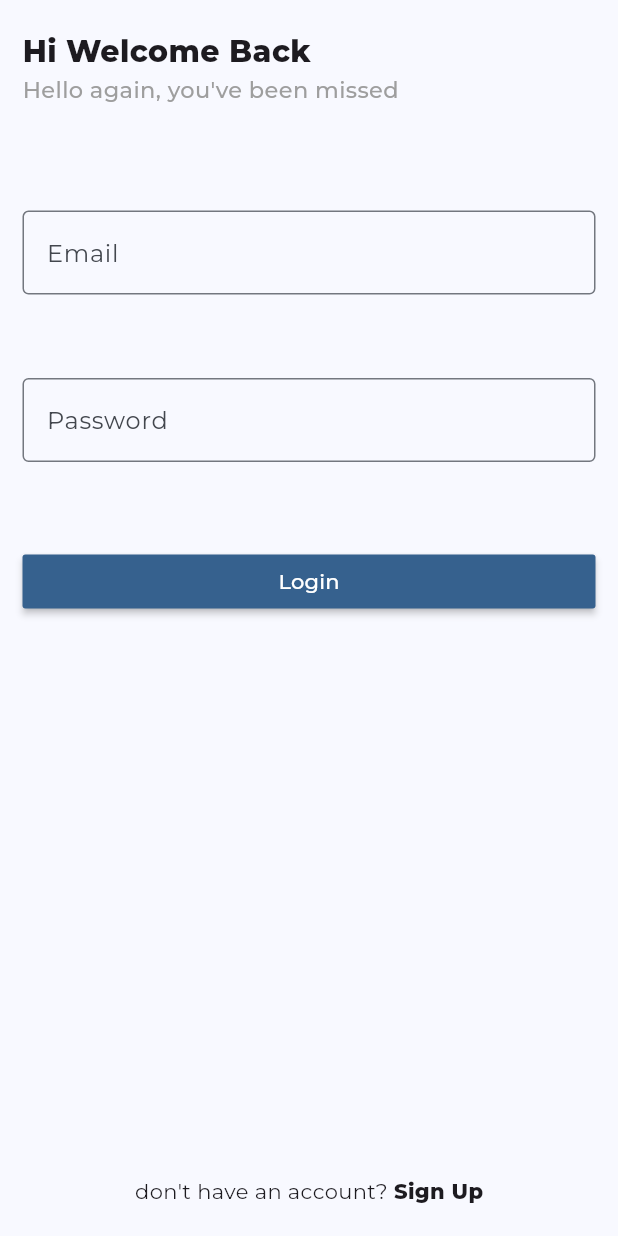
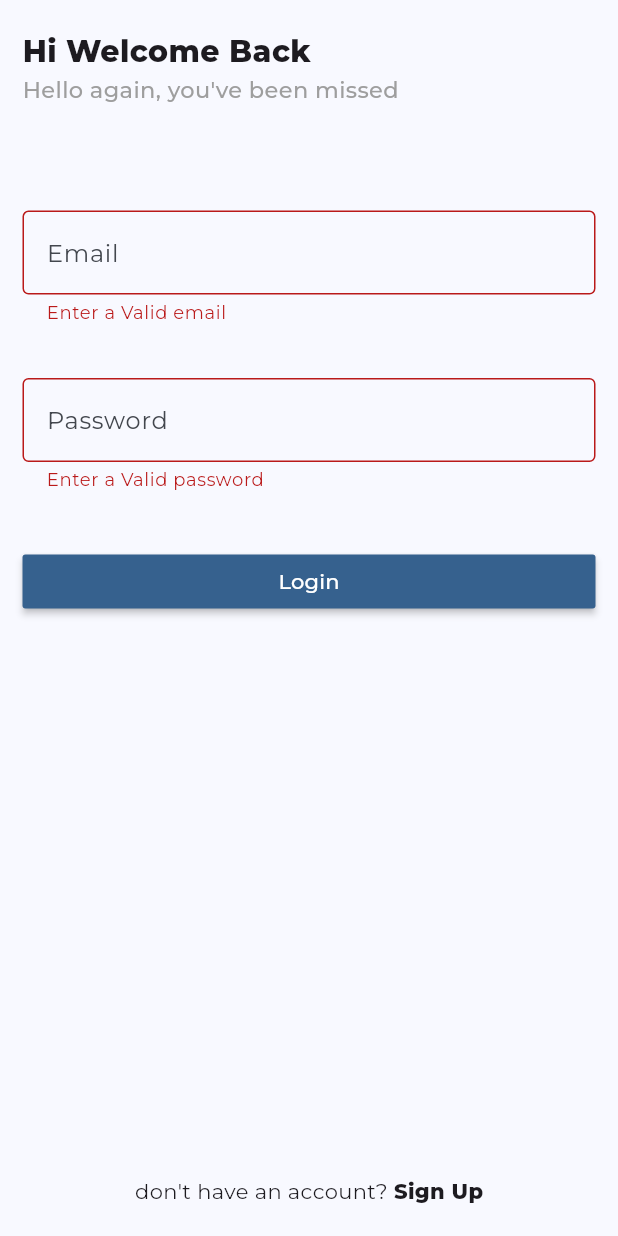
Before and after one commit to Gokuls-2003/chat_app, a Flutter app: the screen it shows after launch, after a tap on "Login", on a phone screen of 412 x 824 dp. Run offline on Flutter 3.47's test engine with Material 3 defaults, Android fonts, the phone set to English and light mode, and no system bars; our stand-ins replace firebase_auth, firebase_core, get_it, google_fonts; accounts and stored records are empty.

Commit message:
login_authentication

```diff
--- /dev/null
+++ b/lib/const.dart
@@ -0,0 +1,10 @@
+final RegExp EMAIL_VALIDATION_REGEX =
+    RegExp(r"^[\w-\.]+@([\w-]+\.)+[\w-]{2,4}$");
+
+final RegExp PASSWORD_VALIDATION_REGEX =
+    RegExp(r"^(?=.*\d)(?=.*[a-z])(?=.*[A-Z])(?=.*[a-zA-Z]).{8,}$");
+
+final RegExp NAME_VALIDATION_REGEX = RegExp(r"\b([A-ZÀ-ÿ][-,a-z. ']+[ ]*)+");
+
+final String PLACEHOLDER_PFP =
+    "https://t3.ftcdn.net/jpg/05/16/27/58/360_F_516275801_f3Fsp17x6HQK0xQgDQEELoTuERO4SsWV.jpg";
--- a/lib/pages/login_page.dart
+++ b/lib/pages/login_page.dart
@@ -1,3 +1,4 @@
+import 'package:chat_app/const.dart';
 import 'package:chat_app/widgets/custom_form_field.dart';
 import 'package:flutter/material.dart';
 
@@ -70,12 +71,13 @@ class _LoginPageState extends State<LoginPage> {
           crossAxisAlignment: CrossAxisAlignment.center,
           children: [
             CustomFormField(
-              height: MediaQuery.sizeOf(context).height * 0.1,
-              hintText: "Email",
-            ),
+                height: MediaQuery.sizeOf(context).height * 0.1,
+                hintText: "Email",
+                validationRegEx: EMAIL_VALIDATION_REGEX),
             CustomFormField(
               height: MediaQuery.sizeOf(context).height * 0.1,
               hintText: "Password",
+              validationRegEx: PASSWORD_VALIDATION_REGEX,
             ),
             _loginButton()
           ],
--- a/lib/widgets/custom_form_field.dart
+++ b/lib/widgets/custom_form_field.dart
@@ -3,11 +3,13 @@ import 'package:flutter/material.dart';
 class CustomFormField extends StatelessWidget {
   final String hintText;
   final double height;
+  final RegExp validationRegEx;
 
   const CustomFormField({
     super.key,
     required this.hintText,
     required this.height,
+    required this.validationRegEx,
   });
 
   @override
@@ -15,7 +17,13 @@ class CustomFormField extends StatelessWidget {
     return SizedBox(
       height: height,
       child: TextFormField(
-        validator: (value) {},
+        validator: (value) {
+          if (value != null && validationRegEx.hasMatch(value)) {
+            return null;
+          } else {
+            return "Enter a Valid ${hintText.toLowerCase()}";
+          }
+        },
         decoration: InputDecoration(
             hintText: hintText, border: const OutlineInputBorder()),
       ),
```
